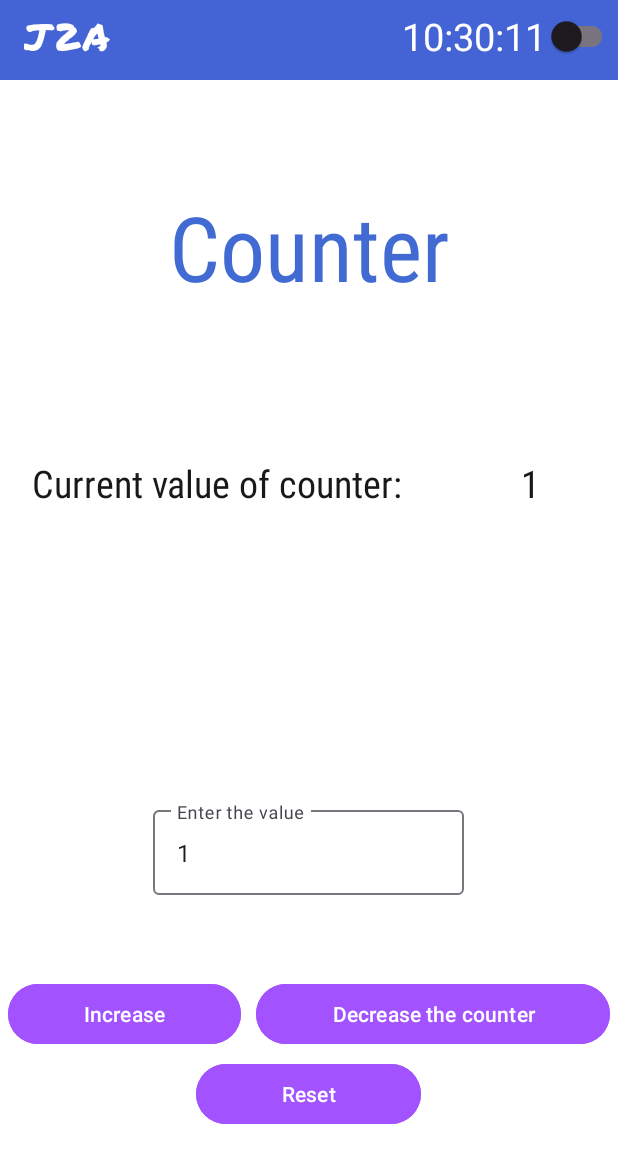
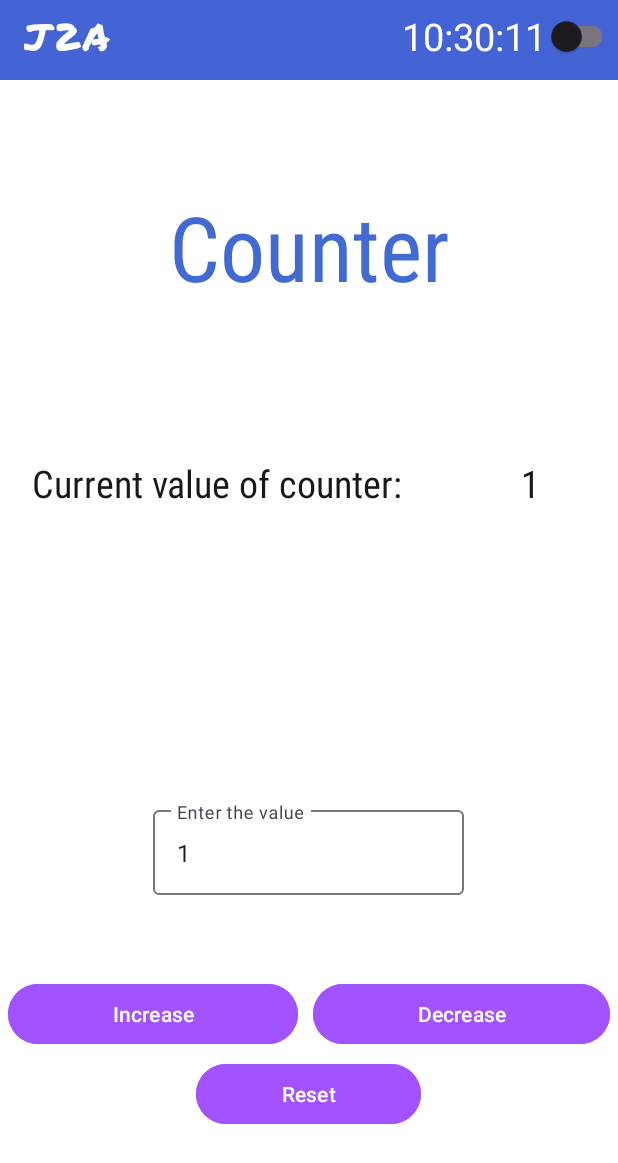
Before and after one commit to sanchit1053/androidAppWXP, an Android app: the fragment Counter placed in its activity, on a phone screen of 412 x 824 dp. Shown: the top 1163 px of the screen. Run offline under Robolectric (Android 15) with nearby library versions, the light colour scheme and no system bars.

Commit message:
small changes in sanjay's code

```diff
--- a/app/src/main/java/com/example/myapplication/LoginActivity.java
+++ b/app/src/main/java/com/example/myapplication/LoginActivity.java
@@ -63,6 +63,7 @@ public class LoginActivity extends AppCompatActivity {
             textViewWelcome.announceForAccessibility("Invalid username or password. Please try again.");
             textViewWelcome.setTextColor(ContextCompat.getColor(this, R.color.colorRed));
             textViewWelcome.setVisibility(View.VISIBLE);
+
         }
     }
 }
--- a/app/src/main/res/layout/fragment_counter.xml
+++ b/app/src/main/res/layout/fragment_counter.xml
@@ -87,7 +87,7 @@
             android:layout_height="wrap_content"
             android:layout_weight="1"
             android:contentDescription="@string/decrease"
-            android:text="@string/decrease" />
+            android:text="Decrease" />
     </LinearLayout>
 
 
```
